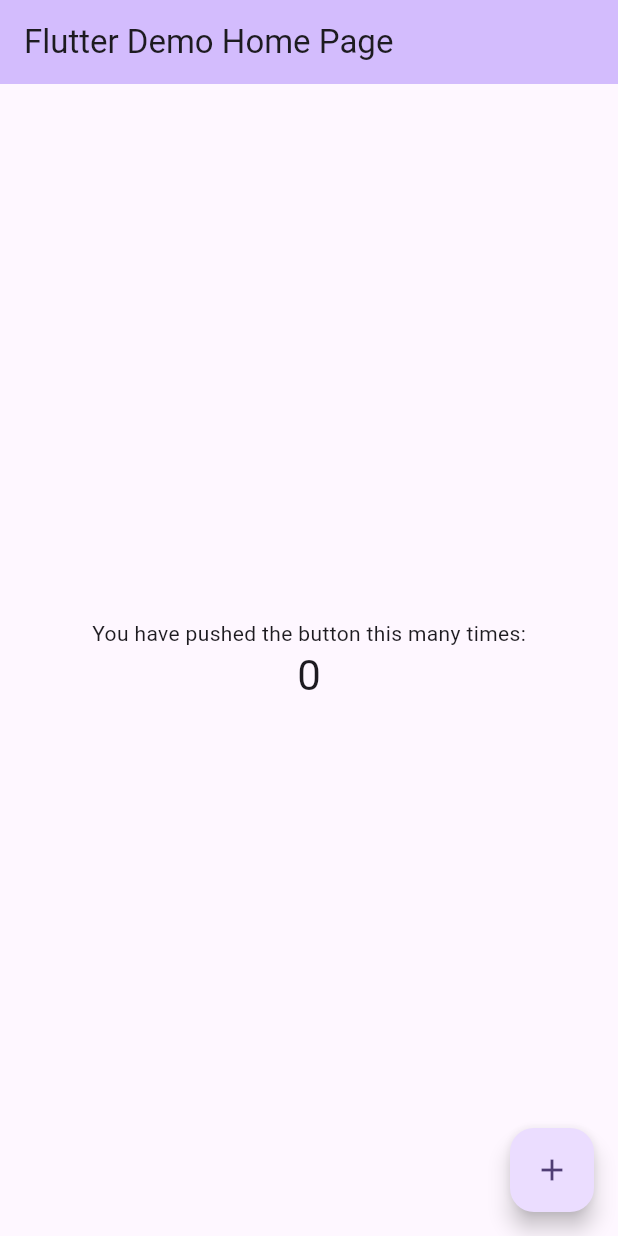
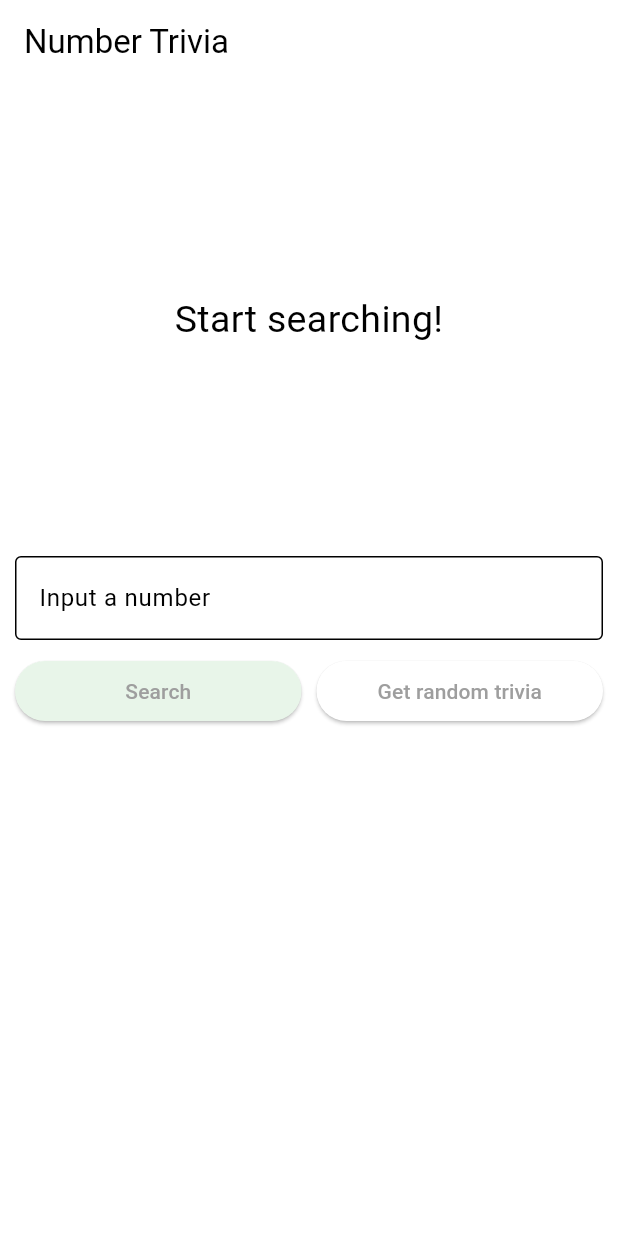
Before and after one commit to hichambouzkraoui/flutter_clean_architecture, a Flutter app: the screen it shows after launch, on a phone screen of 412 x 824 dp. Run offline on Flutter 3.47's test engine with Material 3 defaults, Android fonts, the phone set to English and light mode, and no system bars; our stand-ins replace bloc, dartz, equatable, flutter_bloc, get_it, shared_preferences; missing offline and left inert: data_connection_checker_nulls.

Commit message:
implement the UI

```diff
--- /dev/null
+++ b/lib/features/number_trivia/presentation/pages/number_trivia_page.dart
@@ -0,0 +1,61 @@
+import 'package:flutter/material.dart';
+import 'package:flutter_bloc/flutter_bloc.dart';
+import 'package:flutter_clean_architecture/features/number_trivia/presentation/bloc/number_trivia_bloc.dart';
+
+import '../../../../injection_container.dart';
+import '../widgets/widgets.dart';
+
+class NumberTriviaPage extends StatelessWidget {
+  @override
+  Widget build(BuildContext context) {
+    return Scaffold(
+      appBar: AppBar(
+        title: Text('Number Trivia'),
+      ),
+      body: SingleChildScrollView(
+        child: buildBody(context),
+      ),
+    );
+  }
+
+  BlocProvider<NumberTriviaBloc> buildBody(BuildContext context) {
+    return BlocProvider(
+      create: (_) => sl<NumberTriviaBloc>(),
+      child: Center(
+        child: Padding(
+          padding: const EdgeInsets.all(10),
+          child: Column(
+            children: <Widget>[
+              SizedBox(height: 10),
+              // Top half
+              BlocBuilder<NumberTriviaBloc, NumberTriviaState>(
+                builder: (context, state) {
+                  if (state is Empty) {
+                    return MessageDisplay(
+                      message: 'Start searching!',
+                    );
+                  } else if (state is Loading) {
+                    return LoadingWidget();
+                  } else if (state is Loaded) {
+                    return TriviaDisplay(numberTrivia: state.trivia);
+                  } else if (state is Error) {
+                    return MessageDisplay(
+                      message: state.message,
+                    );
+                  } else {
+                      return MessageDisplay(
+                      message: 'Start searching!',
+                    );
+                  }
+                },
+              ),
+              SizedBox(height: 20),
+              // Bottom half
+              TriviaControls()
+            ],
+          ),
+        ),
+      ),
+    );
+  }
+}
--- /dev/null
+++ b/lib/features/number_trivia/presentation/widgets/message_display.dart
@@ -0,0 +1,23 @@
+import 'package:flutter/material.dart';
+
+class MessageDisplay extends StatelessWidget {
+  final String message;
+
+  const MessageDisplay({ required this.message});
+
+  @override
+  Widget build(BuildContext context) {
+    return Container(
+      height: MediaQuery.of(context).size.height / 3,
+      child: Center(
+        child: SingleChildScrollView(
+          child: Text(
+            message,
+            style: TextStyle(fontSize: 25),
+            textAlign: TextAlign.center,
+          ),
+        ),
+      ),
+    );
+  }
+}
--- /dev/null
+++ b/lib/features/number_trivia/presentation/widgets/trivia_controls.dart
@@ -0,0 +1,67 @@
+import 'package:flutter/material.dart';
+import 'package:flutter_bloc/flutter_bloc.dart';
+import 'package:flutter_clean_architecture/features/number_trivia/presentation/bloc/number_trivia_bloc.dart';
+
+class TriviaControls extends StatefulWidget {
+  @override
+  _TriviaControlsState createState() => _TriviaControlsState();
+}
+
+class _TriviaControlsState extends State<TriviaControls> {
+  final controller = TextEditingController();
+  late String inputStr;
+
+  @override
+  Widget build(BuildContext context) {
+    return Column(
+      children: <Widget>[
+        TextField(
+          controller: controller,
+          keyboardType: TextInputType.number,
+          decoration: InputDecoration(
+            border: OutlineInputBorder(),
+            hintText: 'Input a number',
+          ),
+          onChanged: (value) {
+            inputStr = value;
+          },
+          onSubmitted: (_) {
+            dispatchConcrete();
+          },
+        ),
+        SizedBox(height: 10),
+        Row(
+          children: <Widget>[
+            Expanded(
+              child: ElevatedButton(
+                child: Text('Search'),
+                style: ElevatedButton.styleFrom(
+                  backgroundColor: Theme.of(context).primaryColor
+                ),
+                onPressed: dispatchConcrete,
+              ),
+            ),
+            SizedBox(width: 10),
+                        Expanded(
+              child: ElevatedButton(
+                child: Text('Get random trivia'),
+                onPressed: dispatchRandom,
+              ),
+            ),
+          ],
+        )
+      ],
+    );
+  }
+
+  void dispatchConcrete() {
+    controller.clear();
+    BlocProvider.of<NumberTriviaBloc>(context)
+        .add(GetTriviaForConcreteNumber(inputStr));
+  }
+
+  void dispatchRandom() {
+    controller.clear();
+    BlocProvider.of<NumberTriviaBloc>(context).add(GetTriviaForRandomNumber());
+  }
+}
--- /dev/null
+++ b/lib/features/number_trivia/presentation/widgets/widgets.dart
@@ -0,0 +1,4 @@
+export 'loading_widget.dart';
+export 'message_display.dart';
+export 'trivia_display.dart';
+export 'trivia_controls.dart';
--- a/lib/injection_container.dart
+++ b/lib/injection_container.dart
@@ -14,7 +14,7 @@ import 'package:http/http.dart' as http;
 
 final sl = GetIt.instance;
 
-void init() async {
+Future<void> init() async {
   //! Features - Number Trivia
   //Bloc
   sl.registerFactory(
--- a/lib/main.dart
+++ b/lib/main.dart
@@ -1,126 +1,23 @@
 import 'package:flutter/material.dart';
-import 'package:flutter_clean_architecture/injection_container.dart' as di;
+import 'package:flutter_clean_architecture/features/number_trivia/presentation/pages/number_trivia_page.dart';
+import 'injection_container.dart' as di;
 void main() async {
-  di.init();
-  runApp(const MyApp());
+  WidgetsFlutterBinding.ensureInitialized();
+   await di.init();
+  runApp(MyApp());
 }
-
 class MyApp extends StatelessWidget {
-  const MyApp({super.key});
-
-  // This widget is the root of your application.
   @override
   Widget build(BuildContext context) {
     return MaterialApp(
-      title: 'Flutter Demo',
+      title: 'Number Trivia',
       theme: ThemeData(
-        // This is the theme of your application.
-        //
-        // TRY THIS: Try running your application with "flutter run". You'll see
-        // the application has a purple toolbar. Then, without quitting the app,
-        // try changing the seedColor in the colorScheme below to Colors.green
-        // and then invoke "hot reload" (save your changes or press the "hot
-        // reload" button in a Flutter-supported IDE, or press "r" if you used
-        // the command line to start the app).
-        //
-        // Notice that the counter didn't reset back to zero; the application
-        // state is not lost during the reload. To reset the state, use hot
-        // restart instead.
-        //
-        // This works for code too, not just values: Most code changes can be
-        // tested with just a hot reload.
-        colorScheme: ColorScheme.fromSeed(seedColor: Colors.deepPurple),
-        useMaterial3: true,
+        primaryColor: Colors.green.shade50,
+        colorScheme: ColorScheme.fromSwatch(
+          primarySwatch: Colors.grey
+        ),
       ),
-      home: const MyHomePage(title: 'Flutter Demo Home Page'),
+      home: NumberTriviaPage(),
     );
   }
 }
-
-class MyHomePage extends StatefulWidget {
-  const MyHomePage({super.key, required this.title});
-
-  // This widget is the home page of your application. It is stateful, meaning
-  // that it has a State object (defined below) that contains fields that affect
-  // how it looks.
-
-  // This class is the configuration for the state. It holds the values (in this
-  // case the title) provided by the parent (in this case the App widget) and
-  // used by the build method of the State. Fields in a Widget subclass are
-  // always marked "final".
-
-  final String title;
-
-  @override
-  State<MyHomePage> createState() => _MyHomePageState();
-}
-
-class _MyHomePageState extends State<MyHomePage> {
-  int _counter = 0;
-
-  void _incrementCounter() {
-    setState(() {
-      // This call to setState tells the Flutter framework that something has
-      // changed in this State, which causes it to rerun the build method below
-      // so that the display can reflect the updated values. If we changed
-      // _counter without calling setState(), then the build method would not be
-      // called again, and so nothing would appear to happen.
-      _counter++;
-    });
-  }
-
-  @override
-  Widget build(BuildContext context) {
-    // This method is rerun every time setState is called, for instance as done
-    // by the _incrementCounter method above.
-    //
-    // The Flutter framework has been optimized to make rerunning build methods
-    // fast, so that you can just rebuild anything that needs updating rather
-    // than having to individually change instances of widgets.
-    return Scaffold(
-      appBar: AppBar(
-        // TRY THIS: Try changing the color here to a specific color (to
-        // Colors.amber, perhaps?) and trigger a hot reload to see the AppBar
-        // change color while the other colors stay the same.
-        backgroundColor: Theme.of(context).colorScheme.inversePrimary,
-        // Here we take the value from the MyHomePage object that was created by
-        // the App.build method, and use it to set our appbar title.
-        title: Text(widget.title),
-      ),
-      body: Center(
-        // Center is a layout widget. It takes a single child and positions it
-        // in the middle of the parent.
-        child: Column(
-          // Column is also a layout widget. It takes a list of children and
-          // arranges them vertically. By default, it sizes itself to fit its
-          // children horizontally, and tries to be as tall as its parent.
-          //
-          // Column has various properties to control how it sizes itself and
-          // how it positions its children. Here we use mainAxisAlignment to
-          // center the children vertically; the main axis here is the vertical
-          // axis because Columns are vertical (the cross axis would be
-          // horizontal).
-          //
-          // TRY THIS: Invoke "debug painting" (choose the "Toggle Debug Paint"
-          // action in the IDE, or press "p" in the console), to see the
-          // wireframe for each widget.
-          mainAxisAlignment: MainAxisAlignment.center,
-          children: <Widget>[
-            const Text(
-              'You have pushed the button this many times:',
-            ),
-            Text(
-              '$_counter',
-              style: Theme.of(context).textTheme.headlineMedium,
-            ),
-          ],
-        ),
-      ),
-      floatingActionButton: FloatingActionButton(
-        onPressed: _incrementCounter,
-        tooltip: 'Increment',
-        child: const Icon(Icons.add),
-      ), // This trailing comma makes auto-formatting nicer for build methods.
-    );
-  }
-}
```
Also changed, not shown: lib/features/number_trivia/presentation/widgets/loading_widget.dart (added, +13 -0 lines), lib/features/number_trivia/presentation/widgets/trivia_display.dart (added, +34 -0 lines).
